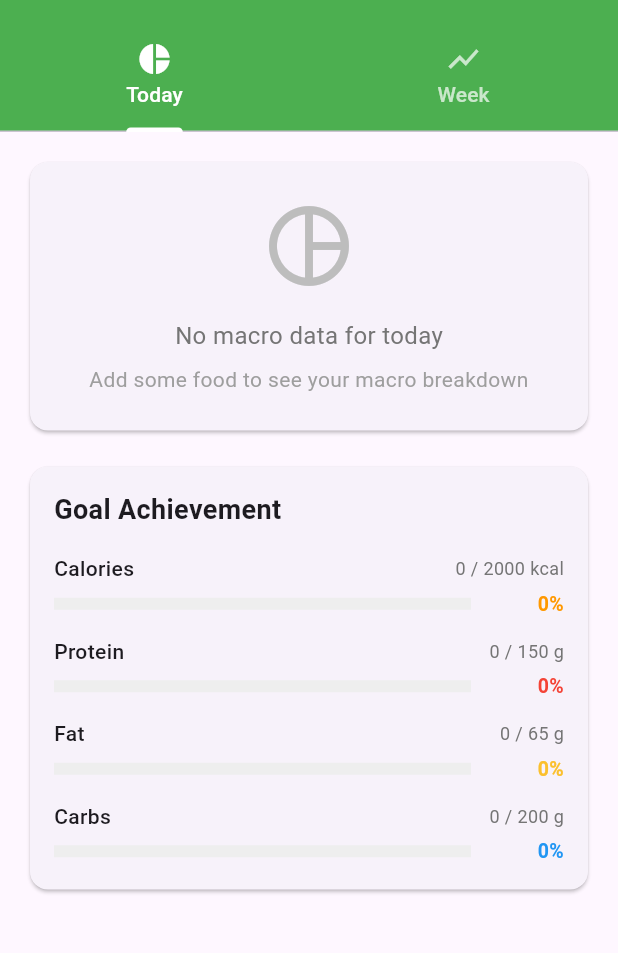
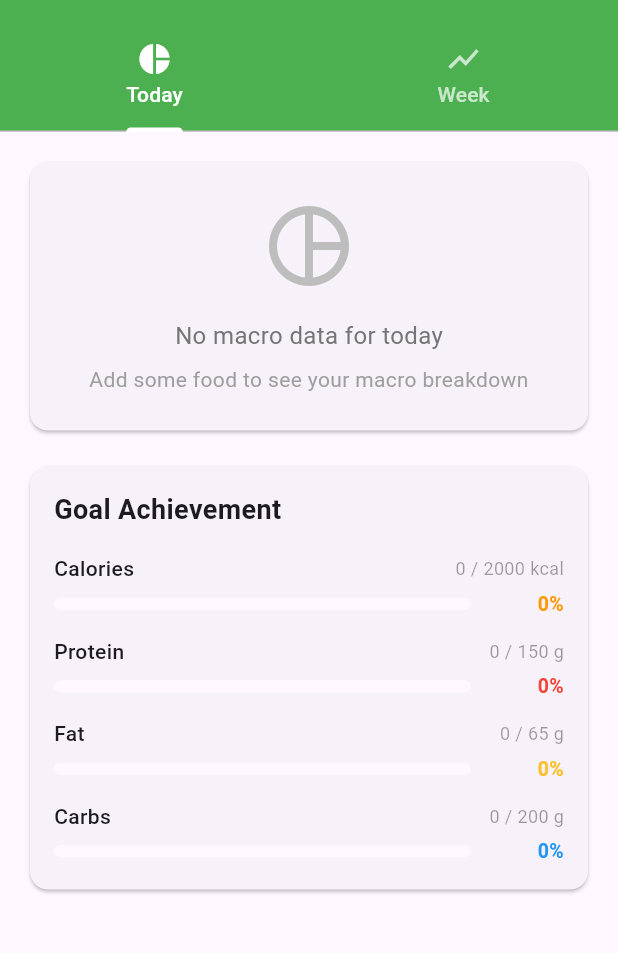
Before and after one commit to alesdrobysh/purecal, a Flutter app: the screen it shows after launch, after a tap on the "bar chart" icon, on a phone screen of 412 x 824 dp, the part 63-1016 px from its top. Run offline on Flutter 3.47's test engine with Material 3 defaults, Android fonts, the phone set to English and light mode, and no system bars; our stand-ins replace fl_chart, image_picker, shared_preferences, sqflite; missing offline and left inert: mobile_scanner, openfoodfacts; accounts and stored records are empty.

Commit message:
Refactor UI widgets and apply const constructors
Extract `_build` methods into dedicated `StatelessWidget`s in
`ChartsScreen` and `HomeScreen` for improved modularity and reusability.
Enable `prefer_const_*` linter rules and apply `const` where possible
throughout the codebase, including for `TextStyle`, `Icon`, and other
widgets. Update progress indicators and text styles to leverage theme-
defined colors for better UI consistency and add `borderRadius` to
`LinearProgressIndicator` widgets.

Signed-off-by: Ales Drobysh <drobysh.ales@gmail.com>

```diff
--- a/lib/screens/charts_screen.dart
+++ b/lib/screens/charts_screen.dart
@@ -115,7 +115,7 @@ class _ChartsScreenState extends State<ChartsScreen>
             Text(
               _errorMessage!,
               textAlign: TextAlign.center,
-              style: TextStyle(color: Colors.grey[600]),
+              style: const TextStyle(color: Colors.grey),
             ),
             const SizedBox(height: 16),
             ElevatedButton(
@@ -137,14 +137,25 @@ class _ChartsScreenState extends State<ChartsScreen>
       controller: _tabController,
       children: [
         // Today tab
-        _buildTodayTab(_todaySummary!, provider),
+        _TodayTab(todaySummary: _todaySummary!, provider: provider),
         // Week tab
-        _buildWeekTab(_weeklySummaries!, provider),
+        _WeekTab(weeklySummaries: _weeklySummaries!, provider: provider),
       ],
     );
   }
+}
 
-  Widget _buildTodayTab(DailySummary todaySummary, DiaryProvider provider) {
+class _TodayTab extends StatelessWidget {
+  final DailySummary todaySummary;
+  final DiaryProvider provider;
+
+  const _TodayTab({
+    required this.todaySummary,
+    required this.provider,
+  });
+
+  @override
+  Widget build(BuildContext context) {
     return SingleChildScrollView(
       padding: const EdgeInsets.all(16.0),
       child: Column(
@@ -152,13 +163,24 @@ class _ChartsScreenState extends State<ChartsScreen>
         children: [
           MacroPieChart(summary: todaySummary),
           const SizedBox(height: 16),
-          _buildTodayStats(todaySummary, provider),
+          _TodayStats(todaySummary: todaySummary, provider: provider),
         ],
       ),
     );
   }
+}
 
-  Widget _buildTodayStats(DailySummary todaySummary, DiaryProvider provider) {
+class _TodayStats extends StatelessWidget {
+  final DailySummary todaySummary;
+  final DiaryProvider provider;
+
+  const _TodayStats({
+    required this.todaySummary,
+    required this.provider,
+  });
+
+  @override
+  Widget build(BuildContext context) {
     final goals = provider.userGoals;
 
     if (goals == null) {
@@ -184,55 +206,69 @@ class _ChartsScreenState extends State<ChartsScreen>
               ),
             ),
             const SizedBox(height: 16),
-            _buildGoalItem(
-              'Calories',
-              caloriePercent,
-              todaySummary.calories,
-              goals.caloriesGoal,
-              'kcal',
-              Colors.orange,
+            _GoalItem(
+              label: 'Calories',
+              percent: caloriePercent,
+              actual: todaySummary.calories,
+              goal: goals.caloriesGoal,
+              unit: 'kcal',
+              color: Colors.orange,
             ),
             const SizedBox(height: 12),
-            _buildGoalItem(
-              'Protein',
-              proteinPercent,
-              todaySummary.proteins,
-              goals.proteinsGoal,
-              'g',
-              Colors.red,
+            _GoalItem(
+              label: 'Protein',
+              percent: proteinPercent,
+              actual: todaySummary.proteins,
+              goal: goals.proteinsGoal,
+              unit: 'g',
+              color: Colors.red,
             ),
             const SizedBox(height: 12),
-            _buildGoalItem(
-              'Fat',
-              fatPercent,
-              todaySummary.fat,
-              goals.fatGoal,
-              'g',
-              Colors.yellow[700] ?? Colors.yellow,
+            _GoalItem(
+              label: 'Fat',
+              percent: fatPercent,
+              actual: todaySummary.fat,
+              goal: goals.fatGoal,
+              unit: 'g',
+              color: Colors.yellow[700] ?? Colors.yellow,
             ),
             const SizedBox(height: 12),
-            _buildGoalItem(
-              'Carbs',
-              carbsPercent,
-              todaySummary.carbs,
-              goals.carbsGoal,
-              'g',
-              Colors.blue,
+            _GoalItem(
+              label: 'Carbs',
+              percent: carbsPercent,
+              actual: todaySummary.carbs,
+              goal: goals.carbsGoal,
+              unit: 'g',
+              color: Colors.blue,
             ),
           ],
         ),
       ),
     );
   }
+}
 
-  Widget _buildGoalItem(
-    String label,
-    double percent,
-    double actual,
-    double goal,
-    String unit,
-    Color color,
-  ) {
+class _GoalItem extends StatelessWidget {
+  final String label;
+  final double percent;
+  final double actual;
+  final double goal;
+  final String unit;
+  final Color color;
+
+  const _GoalItem({
+    required this.label,
+    required this.percent,
+    required this.actual,
+    required this.goal,
+    required this.unit,
+    required this.color,
+  });
+
+  @override
+  Widget build(BuildContext context) {
+    final theme = Theme.of(context);
+
     return Column(
       crossAxisAlignment: CrossAxisAlignment.start,
       children: [
@@ -250,7 +286,7 @@ class _ChartsScreenState extends State<ChartsScreen>
               '${actual.toStringAsFixed(0)} / ${goal.toStringAsFixed(0)} $unit',
               style: TextStyle(
                 fontSize: 12,
-                color: Colors.grey[600],
+                color: theme.disabledColor,
               ),
             ),
           ],
@@ -261,9 +297,10 @@ class _ChartsScreenState extends State<ChartsScreen>
             Expanded(
               child: LinearProgressIndicator(
                 value: (percent / 100).clamp(0.0, 1.0),
-                backgroundColor: Colors.grey[200],
+                backgroundColor: theme.colorScheme.surface,
                 valueColor: AlwaysStoppedAnimation<Color>(color),
                 minHeight: 8,
+                borderRadius: BorderRadius.circular(4),
               ),
             ),
             const SizedBox(width: 12),
@@ -284,8 +321,19 @@ class _ChartsScreenState extends State<ChartsScreen>
       ],
     );
   }
+}
 
-  Widget _buildWeekTab(List<DailySummary> weeklySummaries, DiaryProvider provider) {
+class _WeekTab extends StatelessWidget {
+  final List<DailySummary> weeklySummaries;
+  final DiaryProvider provider;
+
+  const _WeekTab({
+    required this.weeklySummaries,
+    required this.provider,
+  });
+
+  @override
+  Widget build(BuildContext context) {
     return SingleChildScrollView(
       padding: const EdgeInsets.all(16.0),
       child: Column(
--- a/lib/screens/home_screen.dart
+++ b/lib/screens/home_screen.dart
@@ -159,119 +159,45 @@ class HomeScreen extends StatelessWidget {
             style: TextStyle(fontSize: 18, fontWeight: FontWeight.bold),
           ),
           const SizedBox(height: 16),
-          _buildNutrientProgress(
-            'Calories',
-            summary.calories,
-            goals?.caloriesGoal ?? 2000,
-            Colors.orange,
+          _NutrientProgress(
+            label: 'Calories',
+            current: summary.calories,
+            goal: goals?.caloriesGoal ?? 2000,
+            color: Colors.orange,
           ),
           const SizedBox(height: 12),
           Row(
             children: [
               Expanded(
-                child: _buildMiniNutrientProgress(
-                  'Protein',
-                  summary.proteins,
-                  goals?.proteinsGoal ?? 150,
-                  Colors.red,
+                child: _MiniNutrientProgress(
+                  label: 'Protein',
+                  current: summary.proteins,
+                  goal: goals?.proteinsGoal ?? 150,
+                  color: Colors.red,
                 ),
               ),
               const SizedBox(width: 8),
               Expanded(
-                child: _buildMiniNutrientProgress(
-                  'Fat',
-                  summary.fat,
-                  goals?.fatGoal ?? 65,
-                  Colors.yellow[700]!,
+                child: _MiniNutrientProgress(
+                  label: 'Fat',
+                  current: summary.fat,
+                  goal: goals?.fatGoal ?? 65,
+                  color: Colors.yellow[700]!,
                 ),
               ),
               const SizedBox(width: 8),
               Expanded(
-                child: _buildMiniNutrientProgress(
-                  'Carbs',
-                  summary.carbs,
-                  goals?.carbsGoal ?? 200,
-                  Colors.blue,
+                child: _MiniNutrientProgress(
+                  label: 'Carbs',
+                  current: summary.carbs,
+                  goal: goals?.carbsGoal ?? 200,
+                  color: Colors.blue,
                 ),
               ),
             ],
           ),
         ],
       ),
-    );
-  }
-
-  Widget _buildNutrientProgress(
-      String label, double current, double goal, Color color) {
-    final percentage = (current / goal * 100).clamp(0, 100);
-
-    return Column(
-      crossAxisAlignment: CrossAxisAlignment.start,
-      children: [
-        Row(
-          mainAxisAlignment: MainAxisAlignment.spaceBetween,
-          children: [
-            Text(label, style: const TextStyle(fontWeight: FontWeight.w500)),
-            Row(
-              children: [
-                Text(
-                  current.toStringAsFixed(0),
-                  style: TextStyle(fontWeight: FontWeight.w500),
-                ),
-                Text(
-                  ' / ${goal.toStringAsFixed(0)}',
-                  style: TextStyle(color: Colors.grey[600]),
-                ),
-              ],
-            ),
-          ],
-        ),
-        const SizedBox(height: 8),
-        LinearProgressIndicator(
-          value: current / goal,
-          backgroundColor: Colors.grey[200],
-          valueColor: AlwaysStoppedAnimation<Color>(color),
-          minHeight: 8,
-        ),
-        const SizedBox(height: 4),
-        Text(
-          '${percentage.toStringAsFixed(0)}%',
-          style: TextStyle(fontSize: 12, color: Colors.grey[600]),
-        ),
-      ],
-    );
-  }
-
-  Widget _buildMiniNutrientProgress(
-      String label, double current, double goal, Color color) {
-    return Column(
-      crossAxisAlignment: CrossAxisAlignment.start,
-      children: [
-        Text(
-          label,
-          style: const TextStyle(fontSize: 12, fontWeight: FontWeight.w500),
-        ),
-        const SizedBox(height: 4),
-        LinearProgressIndicator(
-          value: (current / goal).clamp(0, 1),
-          backgroundColor: Colors.grey[200],
-          valueColor: AlwaysStoppedAnimation<Color>(color),
-          minHeight: 6,
-        ),
-        const SizedBox(height: 4),
-        Row(
-          children: [
-            Text(
-              '${current.toStringAsFixed(0)}g',
-              style: TextStyle(fontWeight: FontWeight.w500),
-            ),
-            Text(
-              ' /${goal.toStringAsFixed(0)}g',
-              style: TextStyle(color: Colors.grey[600]),
-            ),
-          ],
-        ),
-      ],
     );
   }
 
@@ -292,3 +218,110 @@ class HomeScreen extends StatelessWidget {
     return a.year == b.year && a.month == b.month && a.day == b.day;
   }
 }
+
+class _NutrientProgress extends StatelessWidget {
+  final String label;
+  final double current;
+  final double goal;
+  final Color color;
+
+  const _NutrientProgress({
+    required this.label,
+    required this.current,
+    required this.goal,
+    required this.color,
+  });
+
+  @override
+  Widget build(BuildContext context) {
+    final percentage = (current / goal * 100).clamp(0, 100);
+    final theme = Theme.of(context);
+
+    return Column(
+      crossAxisAlignment: CrossAxisAlignment.start,
+      children: [
+        Row(
+          mainAxisAlignment: MainAxisAlignment.spaceBetween,
+          children: [
+            Text(label, style: const TextStyle(fontWeight: FontWeight.w500)),
+            Row(
+              children: [
+                Text(
+                  current.toStringAsFixed(0),
+                  style: const TextStyle(fontWeight: FontWeight.w500),
+                ),
+                Text(
+                  ' / ${goal.toStringAsFixed(0)}',
+                  style: TextStyle(color: theme.disabledColor),
+                ),
+              ],
+            ),
+          ],
+        ),
+        const SizedBox(height: 8),
+        LinearProgressIndicator(
+          value: current / goal,
+          backgroundColor: theme.colorScheme.surfaceContainer,
+          valueColor: AlwaysStoppedAnimation<Color>(color),
+          minHeight: 8,
+          borderRadius: BorderRadius.circular(4),
+        ),
+        const SizedBox(height: 4),
+        Text(
+          '${percentage.toStringAsFixed(0)}%',
+          style: TextStyle(fontSize: 12, color: theme.disabledColor),
+        ),
+      ],
+    );
+  }
+}
+
+class _MiniNutrientProgress extends StatelessWidget {
+  final String label;
+  final double current;
+  final double goal;
+  final Color color;
+
+  const _MiniNutrientProgress({
+    required this.label,
+    required this.current,
+    required this.goal,
+    required this.color,
+  });
+
+  @override
+  Widget build(BuildContext context) {
+    final theme = Theme.of(context);
+
+    return Column(
+      crossAxisAlignment: CrossAxisAlignment.start,
+      children: [
+        Text(
+          label,
+          style: const TextStyle(fontSize: 12, fontWeight: FontWeight.w500),
+        ),
+        const SizedBox(height: 4),
+        LinearProgressIndicator(
+          value: (current / goal).clamp(0, 1),
+          backgroundColor: theme.colorScheme.surfaceContainer,
+          valueColor: AlwaysStoppedAnimation<Color>(color),
+          minHeight: 6,
+          borderRadius: BorderRadius.circular(4),
+        ),
+        const SizedBox(height: 4),
+        Row(
+          children: [
+            Text(
+              '${current.toStringAsFixed(0)}g',
+              style: const TextStyle(fontWeight: FontWeight.w500),
+            ),
+            Text(
+              ' /${goal.toStringAsFixed(0)}g',
+              style: TextStyle(color: theme.disabledColor),
+            ),
+          ],
+        ),
+      ],
+    );
+  }
+}
--- a/lib/screens/search_screen.dart
+++ b/lib/screens/search_screen.dart
@@ -472,7 +472,7 @@ class _SearchScreenState extends State<SearchScreen> {
                   ],
                 ),
               ),
-              Icon(Icons.add_circle_outline, color: Colors.green),
+              const Icon(Icons.add_circle_outline, color: Colors.green),
             ],
           ),
         ),
--- a/lib/services/database_service.dart
+++ b/lib/services/database_service.dart
@@ -390,7 +390,7 @@ class DatabaseService {
       );
     } else {
       // Insert new product
-      final weightedScore = 1.0 + 0.3; // recent_count² (1²) + total_count × 0.3 (1 × 0.3)
+      const weightedScore = 1.0 + 0.3; // recent_count² (1²) + total_count × 0.3 (1 × 0.3)
       await db.insert('product_usage', {
         'barcode': barcode,
         'product_name': productName,
```
Also changed, not shown: analysis_options.yaml (+7 -0 lines).
